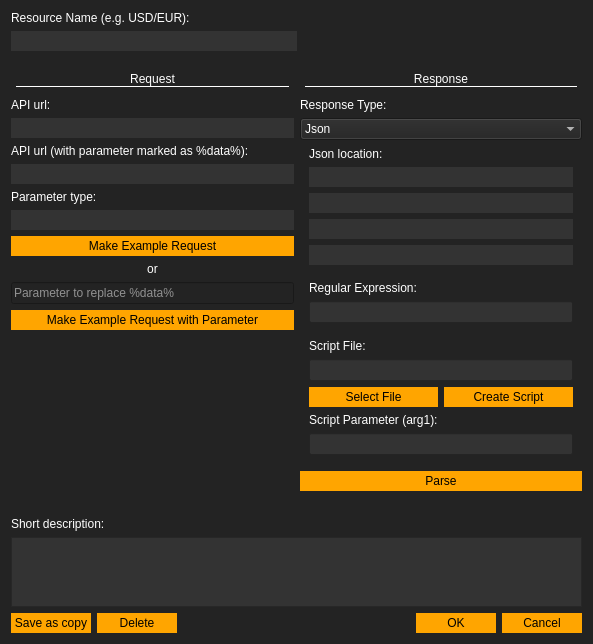
Acria-Network/Acria-Oracle-Node-Qt, file configitem.ui: the form before one commit.
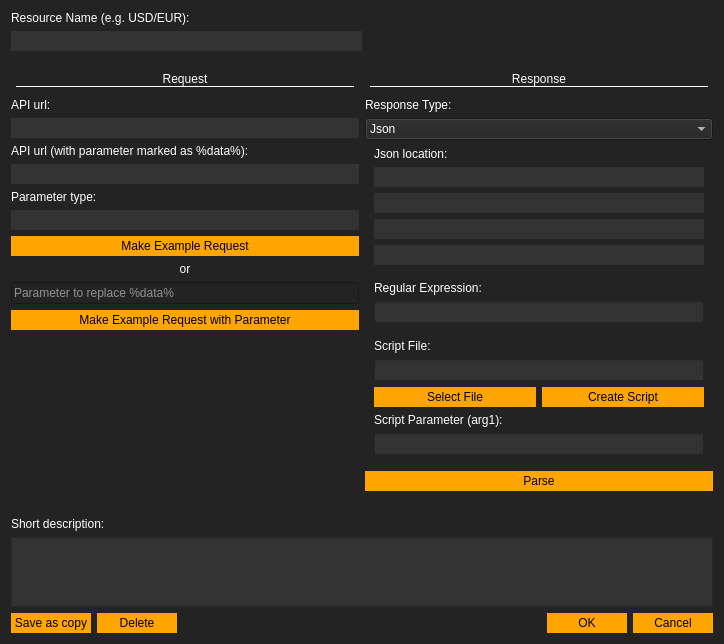
The form after the commit. Icons and pictures are not drawn.

Patch:
```diff
--- a/configitem.ui
+++ b/configitem.ui
@@ -6,12 +6,12 @@
    <rect>
     <x>0</x>
     <y>0</y>
-    <width>593</width>
-    <height>439</height>
+    <width>724</width>
+    <height>559</height>
    </rect>
   </property>
   <property name="sizePolicy">
-   <sizepolicy hsizetype="MinimumExpanding" vsizetype="Preferred">
+   <sizepolicy hsizetype="MinimumExpanding" vsizetype="MinimumExpanding">
     <horstretch>0</horstretch>
     <verstretch>0</verstretch>
    </sizepolicy>
@@ -24,8 +24,26 @@
     <normaloff>resources/acria_logo5_colored.svg</normaloff>resources/acria_logo5_colored.svg</iconset>
   </property>
   <property name="styleSheet">
-   <string notr="true">background-color:#232323;
-color:white;</string>
+   <string notr="true">QWidget{
+background-color:#232323;
+color:white;
+}
+
+QPushButton:hover
+{
+background-color:rgb(255, 190, 111);
+}
+
+QPushButton
+{
+background-color:white;
+color:black;
+border: none;
+width:80px;
+padding-top:3px;
+padding-bottom:3px;
+background-color:orange;
+}</string>
   </property>
   <layout class="QVBoxLayout" name="verticalLayout">
    <item>
@@ -66,8 +84,8 @@
        </property>
        <property name="sizeHint" stdset="0">
         <size>
-         <width>40</width>
-         <height>20</height>
+         <width>0</width>
+         <height>0</height>
         </size>
        </property>
       </spacer>
@@ -191,14 +209,7 @@
        <item>
         <widget class="QPushButton" name="pushButton_make_example_request">
          <property name="styleSheet">
-          <string notr="true">background-color:white;
-color:black;
-border: none;
-/*padding:30px;*/
-width:80px;
-padding-top:3px;
-padding-bottom:3px;
-background-color:orange;</string>
+          <string notr="true"/>
          </property>
          <property name="text">
           <string>Make Example Request</string>
@@ -217,6 +228,9 @@
        </item>
        <item>
         <widget class="QLineEdit" name="lineEdit_parameter_input">
+         <property name="styleSheet">
+          <string notr="true"/>
+         </property>
          <property name="placeholderText">
           <string>Parameter to replace %data%</string>
          </property>
@@ -225,14 +239,7 @@
        <item>
         <widget class="QPushButton" name="pushButton_make_example_request_with_parameter">
          <property name="styleSheet">
-          <string notr="true">background-color:white;
-color:black;
-border: none;
-/*padding:30px;*/
-width:80px;
-padding-top:3px;
-padding-bottom:3px;
-background-color:orange;</string>
+          <string notr="true"/>
          </property>
          <property name="text">
           <string>Make Example Request with Parameter</string>
@@ -490,14 +497,7 @@
             <item>
              <widget class="QPushButton" name="pushButton_select_script_file">
               <property name="styleSheet">
-               <string notr="true">background-color:white;
-color:black;
-border: none;
-/*padding:30px;*/
-width:80px;
-padding-top:3px;
-padding-bottom:3px;
-background-color:orange;</string>
+               <string notr="true"/>
               </property>
               <property name="text">
                <string>Select File</string>
@@ -507,14 +507,7 @@
             <item>
              <widget class="QPushButton" name="pushButton_create_script_file">
               <property name="styleSheet">
-               <string notr="true">background-color:white;
-color:black;
-border: none;
-/*padding:30px;*/
-width:80px;
-padding-top:3px;
-padding-bottom:3px;
-background-color:orange;</string>
+               <string notr="true"/>
               </property>
               <property name="text">
                <string>Create Script</string>
@@ -543,14 +536,7 @@
        <item>
         <widget class="QPushButton" name="pushButton_response_parse">
          <property name="styleSheet">
-          <string notr="true">background-color:white;
-color:black;
-border: none;
-/*padding:30px;*/
-width:80px;
-padding-top:3px;
-padding-bottom:3px;
-background-color:orange;</string>
+          <string notr="true"/>
          </property>
          <property name="text">
           <string>Parse</string>
@@ -567,6 +553,19 @@
          </property>
         </widget>
        </item>
+       <item>
+        <spacer name="verticalSpacer_4">
+         <property name="orientation">
+          <enum>Qt::Vertical</enum>
+         </property>
+         <property name="sizeHint" stdset="0">
+          <size>
+           <width>0</width>
+           <height>0</height>
+          </size>
+         </property>
+        </spacer>
+       </item>
       </layout>
      </item>
     </layout>
@@ -580,11 +579,30 @@
    </item>
    <item>
     <widget class="QPlainTextEdit" name="plainTextEdit_description">
+     <property name="maximumSize">
+      <size>
+       <width>16777215</width>
+       <height>80</height>
+      </size>
+     </property>
      <property name="styleSheet">
       <string notr="true">background-color:#333333;</string>
      </property>
     </widget>
    </item>
+   <item>
+    <spacer name="verticalSpacer">
+     <property name="orientation">
+      <enum>Qt::Vertical</enum>
+     </property>
+     <property name="sizeHint" stdset="0">
+      <size>
+       <width>0</width>
+       <height>0</height>
+      </size>
+     </property>
+    </spacer>
+   </item>
    <item>
     <layout class="QHBoxLayout" name="horizontalLayout">
      <property name="topMargin">
@@ -639,14 +657,7 @@
      <item>
       <widget class="QDialogButtonBox" name="buttonBox_1">
        <property name="styleSheet">
-        <string notr="true">background-color:white;
-color:black;
-border: none;
-/*padding:30px;*/
-width:80px;
-padding-top:3px;
-padding-bottom:3px;
-background-color:orange;</string>
+        <string notr="true"/>
        </property>
        <property name="orientation">
         <enum>Qt::Horizontal</enum>
@@ -658,19 +669,6 @@
      </item>
     </layout>
    </item>
-   <item>
-    <spacer name="verticalSpacer">
-     <property name="orientation">
-      <enum>Qt::Vertical</enum>
-     </property>
-     <property name="sizeHint" stdset="0">
-      <size>
-       <width>0</width>
-       <height>0</height>
-      </size>
-     </property>
-    </spacer>
-   </item>
   </layout>
  </widget>
  <resources/>
```
Left out of the diff: 24 changed lines with no effect on the pictures.
